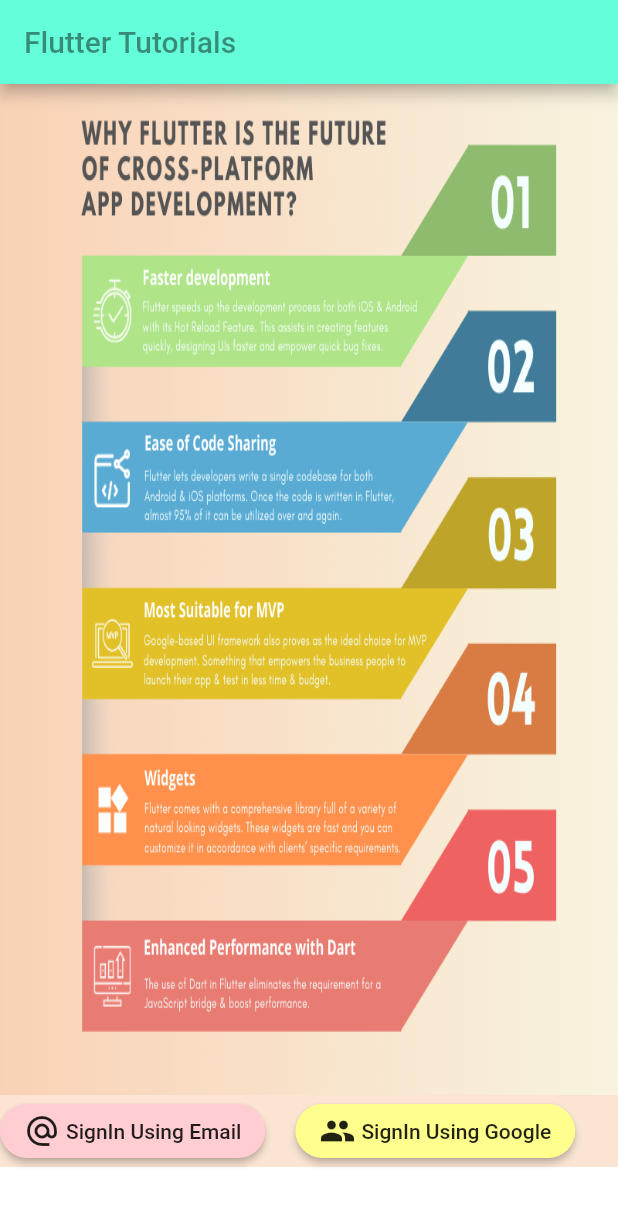
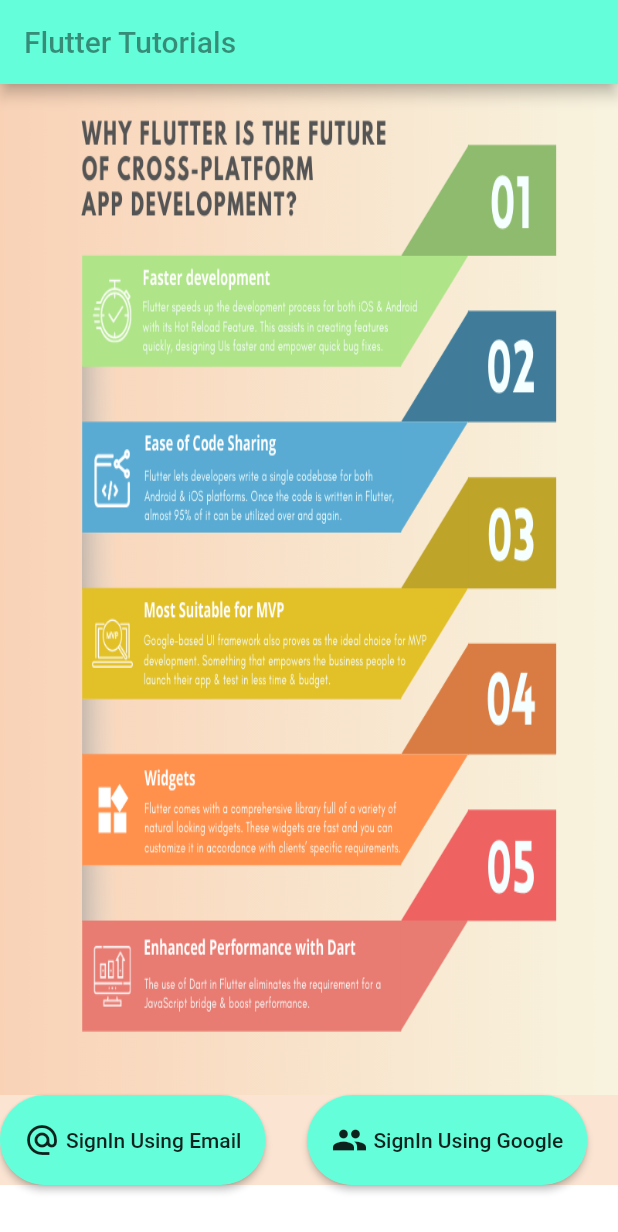
Before and after one commit to jill-gosrani/GoogleSignInAndEmailSignIn, a Flutter app: the screen it shows after launch, on a phone screen of 412 x 824 dp. Shown: the top 1232 px of the screen. Run offline on Flutter 3.47's test engine with Material 2 defaults, Android fonts, the phone set to English and light mode, and no system bars; our stand-ins replace firebase_auth, firebase_database, google_sign_in, shared_preferences; accounts and stored records are empty.

Commit message:
button commit

```diff
--- a/lib/main.dart
+++ b/lib/main.dart
@@ -98,12 +98,15 @@
         ),
         Container(
           color: Color.fromRGBO(249,213,186,0.65),
+          height: 60,
           child: Row(
             children: [
-              RaisedButton(
-                color: Colors.red[100],
+              Container(
+                height:60,
+                child: RaisedButton(
+                  color: Color(0xFF64FFDA),
                   shape: RoundedRectangleBorder(
-                  borderRadius: BorderRadius.circular(20),
+                    borderRadius: BorderRadius.circular(40),
                   ),
                   onPressed: () {
                     Navigator.push(
@@ -122,13 +125,16 @@
                     ],
                   ),
                 ),
+              ),
               SizedBox(
-                width: 20,
+                width:28,
               ),
-              RaisedButton(
-                color: Colors.yellowAccent[100],
+              Container(
+                height: 60,
+                child: RaisedButton(
+                  color: Color(0xFF64FFDA),
                   shape: RoundedRectangleBorder(
-                  borderRadius: BorderRadius.circular(20),
+                    borderRadius: BorderRadius.circular(30),
                   ),
                   onPressed: () {
                     _signIn(context);
@@ -146,6 +152,7 @@
                     ],
                   ),
                 ),
+              ),
             ],
           ),
         ),
```
Lines whose indentation alone changed are shown as unchanged.
